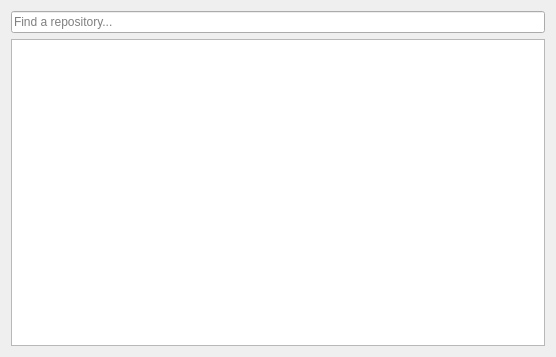
Old version of the form ui/widgets/repositories.ui in the repository DomiTP/GitHub-Manager.
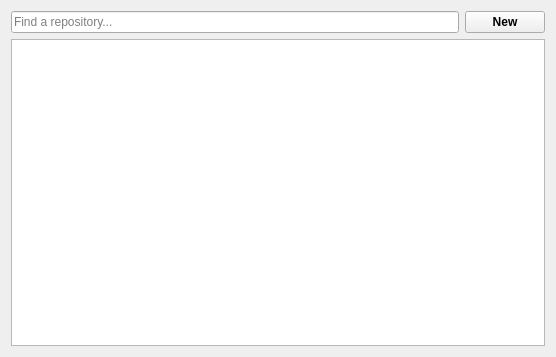
New version of the form.

The edit to the form file:
```diff
--- a/ui/widgets/repositories.ui
+++ b/ui/widgets/repositories.ui
@@ -15,11 +15,36 @@
   </property>
   <layout class="QVBoxLayout" name="verticalLayout">
    <item>
+       <layout class="QHBoxLayout" name="horizontalLayout">
+           <property name="bottomMargin">
+               <number>0</number>
+           </property>
+           <item>
     <widget class="QLineEdit" name="lineEdit">
      <property name="placeholderText">
       <string>Find a repository...</string>
      </property>
     </widget>
+           </item>
+           <item>
+               <widget class="QPushButton" name="newButton">
+                   <property name="sizePolicy">
+                       <sizepolicy hsizetype="Fixed" vsizetype="Fixed">
+                           <horstretch>0</horstretch>
+                           <verstretch>0</verstretch>
+                       </sizepolicy>
+                   </property>
+                   <property name="font">
+                       <font>
+                           <bold>true</bold>
+                       </font>
+                   </property>
+                   <property name="text">
+                       <string>New</string>
+                   </property>
+               </widget>
+           </item>
+       </layout>
    </item>
    <item>
     <widget class="QListWidget" name="listWidget"/>
```
Lines whose indentation alone changed are shown as unchanged.
